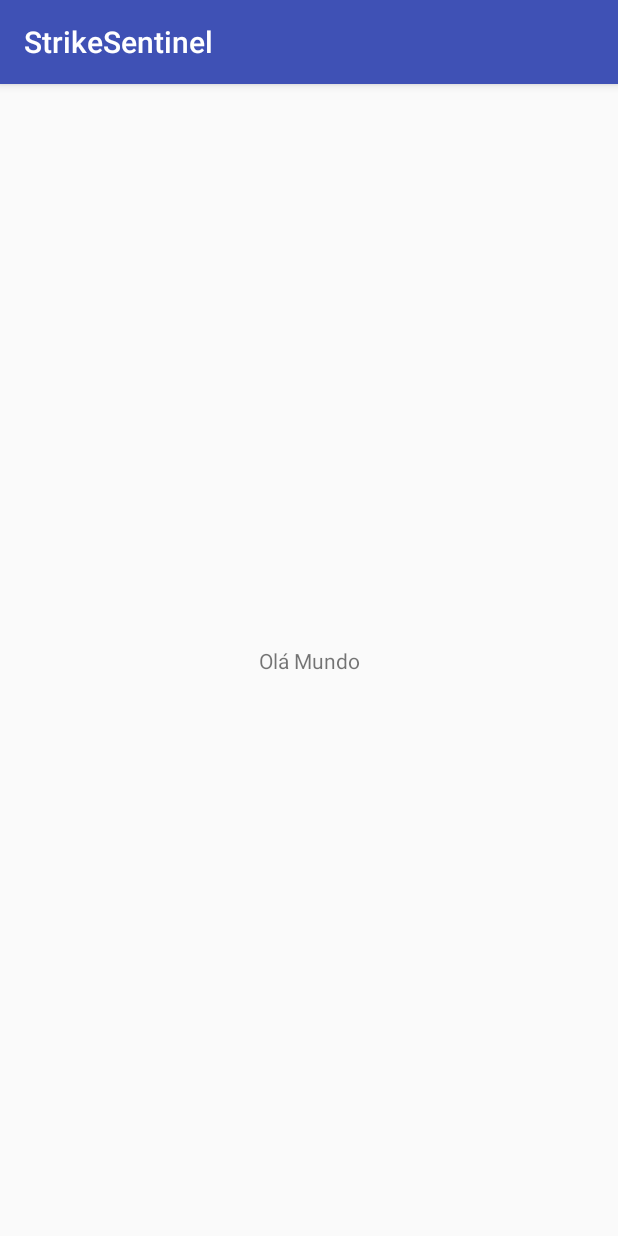
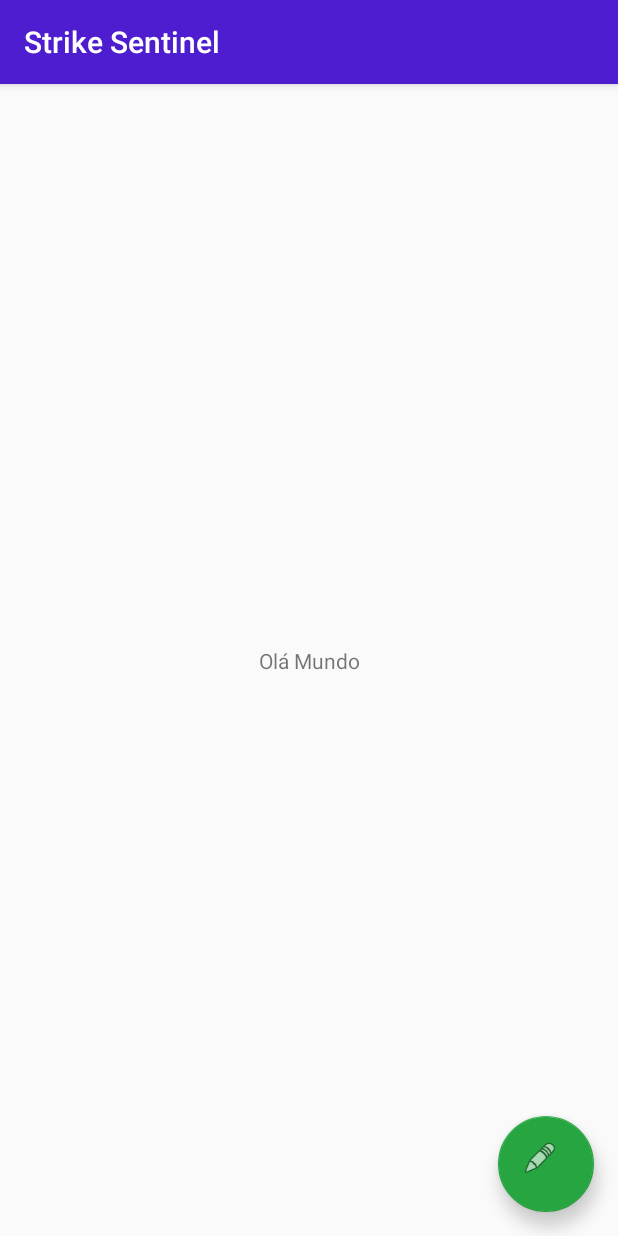
Before and after one commit to dgrunho/strike-sentinel, an Android app: the screen it shows after launch (MainActivity), on a phone screen of 412 x 824 dp. Run offline under Robolectric (Android 15) with nearby library versions, the phone set to English and light mode, and no system bars.

Commit message:
Alterar cores e teste de layout

```diff
--- a/Android/app/build.gradle
+++ b/Android/app/build.gradle
@@ -30,4 +30,5 @@ dependencies {
     testImplementation 'junit:junit:4.12'
     androidTestImplementation 'com.android.support.test:runner:1.0.2'
     androidTestImplementation 'com.android.support.test.espresso:espresso-core:3.0.2'
+    implementation 'com.android.support:design:28.0.0-rc01'
 }
--- a/Android/app/src/main/res/layout/activity_main.xml
+++ b/Android/app/src/main/res/layout/activity_main.xml
@@ -15,4 +15,17 @@
         app:layout_constraintRight_toRightOf="parent"
         app:layout_constraintTop_toTopOf="parent" />
 
+    <android.support.design.widget.FloatingActionButton
+        android:id="@+id/floatingActionButton"
+        android:layout_width="64dp"
+        android:layout_height="64dp"
+        android:layout_marginBottom="16dp"
+        android:layout_marginEnd="16dp"
+        android:layout_marginRight="16dp"
+        android:clickable="true"
+        android:elevation="8dp"
+        app:layout_constraintBottom_toBottomOf="parent"
+        app:layout_constraintEnd_toEndOf="parent"
+        app:srcCompat="@android:drawable/ic_menu_edit" />
+
 </android.support.constraint.ConstraintLayout>
--- a/Android/app/src/main/res/values/colors.xml
+++ b/Android/app/src/main/res/values/colors.xml
@@ -1,6 +1,6 @@
 <?xml version="1.0" encoding="utf-8"?>
 <resources>
-    <color name="colorPrimary">#3F51B5</color>
-    <color name="colorPrimaryDark">#303F9F</color>
-    <color name="colorAccent">#FF4081</color>
+    <color name="colorPrimary">#4D1DCF</color>
+    <color name="colorPrimaryDark">#4018ad</color>
+    <color name="colorAccent">#26a540</color>
 </resources>
--- a/Android/app/src/main/res/values/strings.xml
+++ b/Android/app/src/main/res/values/strings.xml
@@ -1,3 +1,3 @@
 <resources>
-    <string name="app_name">StrikeSentinel</string>
+    <string name="app_name">Strike Sentinel</string>
 </resources>
```
